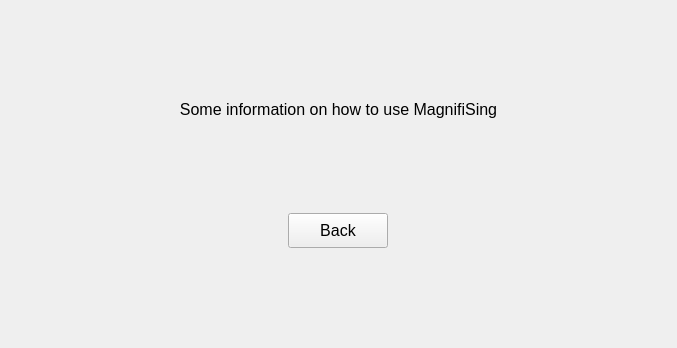
First picture: the form in src/helpview.ui, repository Vorxil/MagnifiSing, before the edit.
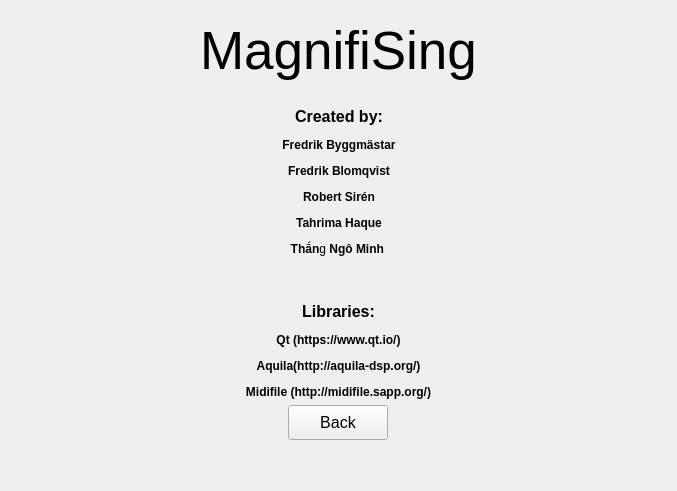
Second picture: the form after the edit.

Commit message: Help renamed to About. Names of creators and libraries used displayed in about panel.

```diff
--- a/src/helpview.ui
+++ b/src/helpview.ui
@@ -17,17 +17,17 @@
    <item row="0" column="0">
     <layout class="QVBoxLayout" name="verticalLayout">
      <item>
-      <spacer name="verticalSpacer">
+      <spacer name="verticalSpacer_4">
        <property name="orientation">
         <enum>Qt::Vertical</enum>
        </property>
        <property name="sizeType">
-        <enum>QSizePolicy::MinimumExpanding</enum>
+        <enum>QSizePolicy::Fixed</enum>
        </property>
        <property name="sizeHint" stdset="0">
         <size>
-         <width>20</width>
-         <height>40</height>
+         <width>10</width>
+         <height>10</height>
         </size>
        </property>
       </spacer>
@@ -36,17 +36,70 @@
       <widget class="QLabel" name="label">
        <property name="font">
         <font>
-         <pointsize>12</pointsize>
+         <pointsize>40</pointsize>
         </font>
        </property>
        <property name="text">
-        <string>Some information on how to use MagnifiSing</string>
+        <string>MagnifiSing</string>
        </property>
        <property name="alignment">
         <set>Qt::AlignCenter</set>
        </property>
       </widget>
      </item>
+     <item>
+      <spacer name="verticalSpacer">
+       <property name="orientation">
+        <enum>Qt::Vertical</enum>
+       </property>
+       <property name="sizeType">
+        <enum>QSizePolicy::Fixed</enum>
+       </property>
+       <property name="sizeHint" stdset="0">
+        <size>
+         <width>20</width>
+         <height>20</height>
+        </size>
+       </property>
+      </spacer>
+     </item>
+     <item>
+      <layout class="QHBoxLayout" name="horizontalLayout">
+       <item>
+        <spacer name="horizontalSpacer">
+         <property name="orientation">
+          <enum>Qt::Horizontal</enum>
+         </property>
+         <property name="sizeHint" stdset="0">
+          <size>
+           <width>40</width>
+           <height>20</height>
+          </size>
+         </property>
+        </spacer>
+       </item>
+       <item alignment="Qt::AlignTop">
+        <widget class="QLabel" name="label_2">
+         <property name="text">
+          <string>&lt;html&gt;&lt;head/&gt;&lt;body&gt;&lt;p align=&quot;center&quot;&gt;&lt;span style=&quot; font-size:12pt; font-weight:600;&quot;&gt;Created by:&lt;/span&gt;&lt;/p&gt;&lt;p align=&quot;center&quot;&gt;&lt;span style=&quot; font-weight:600;&quot;&gt;Fredrik Byggmästar&lt;/span&gt;&lt;/p&gt;&lt;p align=&quot;center&quot;&gt;&lt;span style=&quot; font-weight:600;&quot;&gt;Fredrik Blomqvist&lt;/span&gt;&lt;/p&gt;&lt;p align=&quot;center&quot;&gt;&lt;span style=&quot; font-weight:600;&quot;&gt;Robert Sirén&lt;/span&gt;&lt;/p&gt;&lt;p align=&quot;center&quot;&gt;&lt;span style=&quot; font-weight:600;&quot;&gt;Tahrima Haque&lt;/span&gt;&lt;/p&gt;&lt;p align=&quot;center&quot;&gt;&lt;span style=&quot; font-weight:600;&quot;&gt;Thắn&lt;/span&gt;g &lt;span style=&quot; font-weight:600;&quot;&gt;Ngô Minh &lt;/span&gt;&lt;/p&gt;&lt;/body&gt;&lt;/html&gt;</string>
+         </property>
+        </widget>
+       </item>
+       <item>
+        <spacer name="horizontalSpacer_2">
+         <property name="orientation">
+          <enum>Qt::Horizontal</enum>
+         </property>
+         <property name="sizeHint" stdset="0">
+          <size>
+           <width>40</width>
+           <height>20</height>
+          </size>
+         </property>
+        </spacer>
+       </item>
+      </layout>
+     </item>
      <item>
       <spacer name="verticalSpacer_2">
        <property name="orientation">
@@ -63,6 +116,26 @@
        </property>
       </spacer>
      </item>
+     <item>
+      <spacer name="verticalSpacer_5">
+       <property name="orientation">
+        <enum>Qt::Vertical</enum>
+       </property>
+       <property name="sizeHint" stdset="0">
+        <size>
+         <width>20</width>
+         <height>40</height>
+        </size>
+       </property>
+      </spacer>
+     </item>
+     <item>
+      <widget class="QLabel" name="label_3">
+       <property name="text">
+        <string>&lt;html&gt;&lt;head/&gt;&lt;body&gt;&lt;p align=&quot;center&quot;&gt;&lt;span style=&quot; font-size:12pt; font-weight:600;&quot;&gt;Libraries:&lt;/span&gt;&lt;/p&gt;&lt;p align=&quot;center&quot;&gt;&lt;span style=&quot; font-weight:600;&quot;&gt;Qt (https://www.qt.io/)&lt;/span&gt;&lt;/p&gt;&lt;p align=&quot;center&quot;&gt;&lt;span style=&quot; font-weight:600;&quot;&gt;Aquila(http://aquila-dsp.org/)&lt;/span&gt;&lt;/p&gt;&lt;p align=&quot;center&quot;&gt;&lt;span style=&quot; font-weight:600;&quot;&gt;Midifile (http://midifile.sapp.org/)&lt;/span&gt;&lt;/p&gt;&lt;/body&gt;&lt;/html&gt;</string>
+       </property>
+      </widget>
+     </item>
      <item alignment="Qt::AlignHCenter">
       <widget class="QPushButton" name="backButton">
        <property name="minimumSize">
```
The commit also changes 1 other file.
